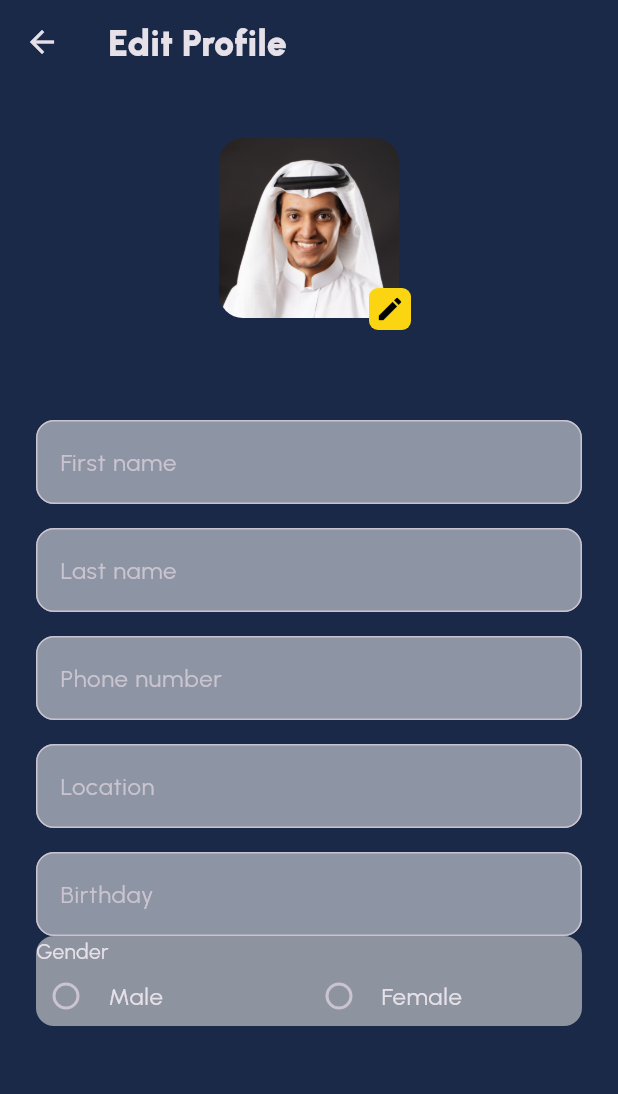
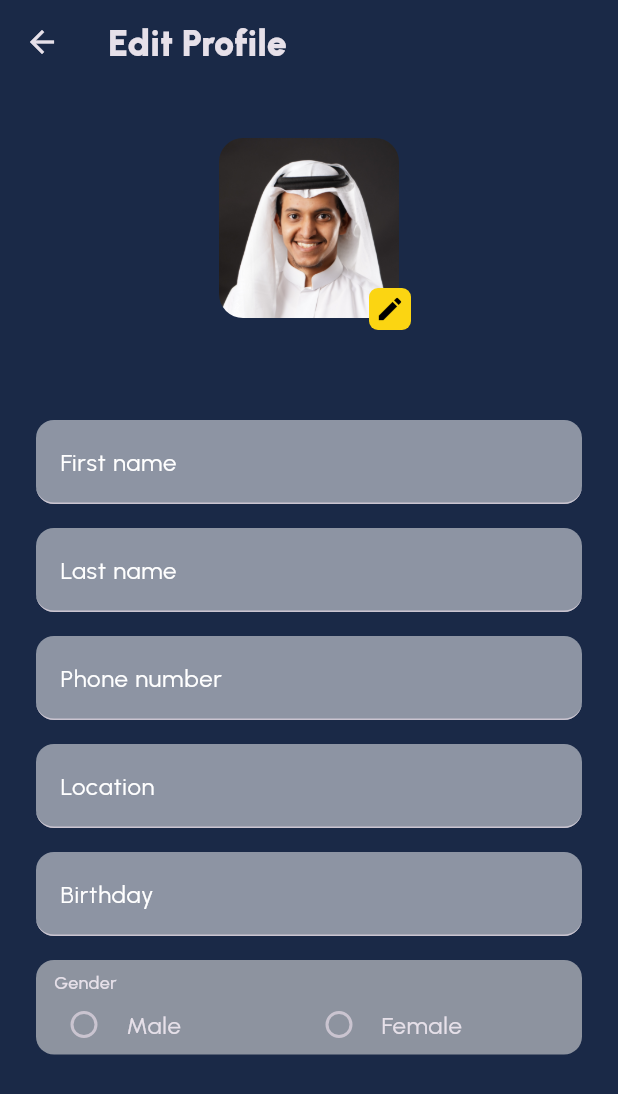
Before and after one commit to Abdulrahmanaak/flutter_test_application, a Flutter app: the EditProfilePage screen opened by its route, on a phone screen of 412 x 824 dp. Shown: the top 1094 px of the screen. Run offline on Flutter 3.47's test engine with Material 3 defaults, Android fonts, the phone set to English and light mode, and no system bars; our stand-ins replace flutter_svg.

Commit message:
customize textfield style

```diff
--- a/lib/components/app_text_field.dart
+++ b/lib/components/app_text_field.dart
@@ -10,11 +10,15 @@ class AppTextField extends StatelessWidget {
     return TextField(
       decoration: InputDecoration(
         hintText: hint,
-        border: OutlineInputBorder(
-          borderRadius: BorderRadius.all(
-            Radius.circular(12),
-          ),
+        labelText: hint,
+        labelStyle: TextStyle(
+          color: Colors.white,
         ),
+        border: const UnderlineInputBorder(
+            borderRadius: BorderRadius.all(Radius.circular(12))),
+        focusedBorder: const UnderlineInputBorder(
+            borderRadius: BorderRadius.all(Radius.circular(12)),
+            borderSide: BorderSide(color: Colors.transparent)),
         filled: true,
         fillColor: AppColors.white.withOpacity(0.5),
       ),
--- a/lib/pages/edit_profile_page.dart
+++ b/lib/pages/edit_profile_page.dart
@@ -4,6 +4,7 @@ import 'package:flutter_test_application/components/toolbar.dart';
 import 'package:flutter_test_application/components/user_Avatar.dart';
 import 'package:flutter_test_application/config/app_strings.dart';
 import 'package:flutter_test_application/styles/app_colors.dart';
+import 'package:flutter_test_application/styles/app_text.dart';
 
 enum Gender {
   none,
@@ -76,14 +77,23 @@ class _EditProfilePageState extends State<EditProfilePage> {
                 height: 16,
               ),
               AppTextField(hint: AppStrings.birthday),
+              SizedBox(
+                height: 16,
+              ),
               Container(
+                padding: const EdgeInsets.only(left: 12, right: 12, top: 6),
                 decoration: BoxDecoration(
                     color: AppColors.fieldColor,
                     borderRadius: BorderRadius.all(Radius.circular(12))),
                 child: Column(
                   crossAxisAlignment: CrossAxisAlignment.start,
                   children: [
-                    Text(AppStrings.gender),
+                    Text(
+                      AppStrings.gender,
+                      style: AppText.body1.copyWith(
+                        fontSize: 12,
+                      ),
+                    ),
                     Row(
                       children: [
                         Expanded(
```
